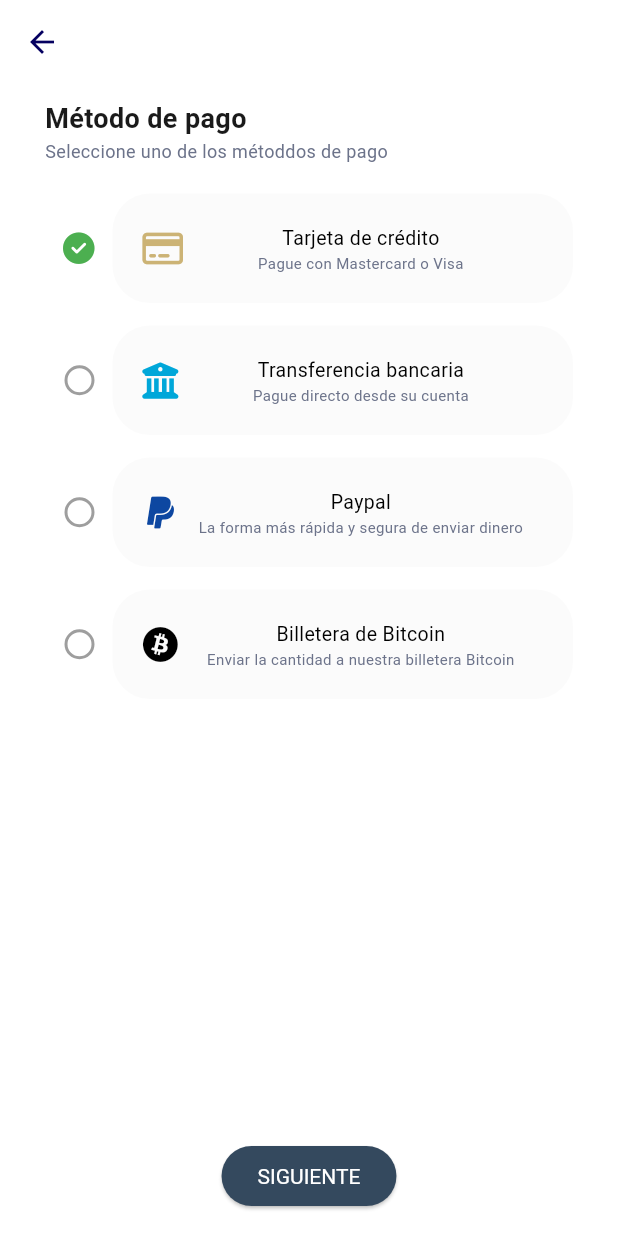
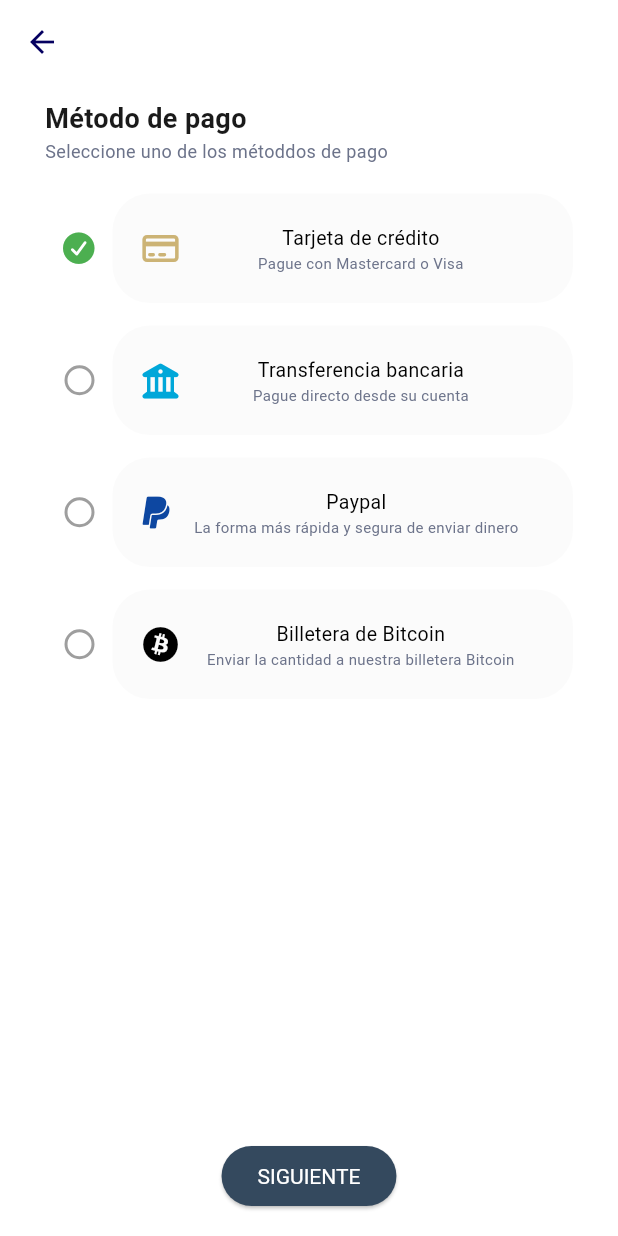
Before and after one commit to jholguer2001/Flutter_Payment, a Flutter app: the screen it shows after launch, on a phone screen of 412 x 824 dp. Run offline on Flutter 3.47's test engine with Material 3 defaults, Android fonts, the phone set to English and light mode, and no system bars; our stand-ins replace font_awesome_flutter, mask_text_input_formatter; Roboto replaces fonts that are missing (Montserrat); project files that could hold a hidden picture were left out.

Commit message:
Descripción de los cambios recientes

```diff
--- a/lib/ui/components/payment_type.dart
+++ b/lib/ui/components/payment_type.dart
@@ -98,7 +98,7 @@ class PaymentMethodWidget extends StatelessWidget{
   Widget getWidgetState(){
     //Si el icono esta seleccionado
     if(value == selectedValue){
-      return (const Icon(
+      return (const FaIcon(
         FontAwesomeIcons.solidCircleCheck,
         color: Colors.green,
         size: 21,
--- a/lib/ui/screens/payment_details_screen.dart
+++ b/lib/ui/screens/payment_details_screen.dart
@@ -47,7 +47,7 @@ class _PaymentDetailsScreenState extends State<PaymentDetailsScreen> {
               const SizedBox(height: 20,),
               Row(
                 children: [
-                  const Icon(FontAwesomeIcons.locationDot),
+                  const FaIcon(FontAwesomeIcons.locationDot),
                   const SizedBox(width: 10),
                   Expanded(
                     child: Container(height: 4,
@@ -58,7 +58,7 @@ class _PaymentDetailsScreenState extends State<PaymentDetailsScreen> {
                     ),
                   ),
                   const SizedBox(height: 10),
-                  const Icon(FontAwesomeIcons.creditCard),
+                  const FaIcon(FontAwesomeIcons.creditCard),
                   const SizedBox(width: 10,),
                   Expanded(
                     child: Container(
--- a/lib/ui/screens/payment_method_screen.dart
+++ b/lib/ui/screens/payment_method_screen.dart
@@ -57,7 +57,7 @@ class _PaymentMethodState extends State<PaymentMethodScreen>{
               const SizedBox(height: 20,),
 
               PaymentMethodWidget(
-                icon: const Icon(
+                icon: const FaIcon(
                   FontAwesomeIcons.creditCard,
                   color: Color(0xffCCB375),
                 ),
@@ -69,7 +69,7 @@ class _PaymentMethodState extends State<PaymentMethodScreen>{
               ),
 
               PaymentMethodWidget(
-                icon: const Icon(
+                icon: const FaIcon(
                   FontAwesomeIcons.buildingColumns,
                   color: Color(0xff00A7D9),
                 ),
@@ -81,7 +81,7 @@ class _PaymentMethodState extends State<PaymentMethodScreen>{
               ),
 
               PaymentMethodWidget(
-                icon: const Icon(
+                icon: const FaIcon(
                   FontAwesomeIcons.paypal,
                   color: Color(0xff0D47A1),
                 ),
@@ -93,7 +93,7 @@ class _PaymentMethodState extends State<PaymentMethodScreen>{
               ),
 
               PaymentMethodWidget(
-                icon: const Icon(
+                icon: const FaIcon(
                   FontAwesomeIcons.bitcoin,
                   color: Color(0xff000000),
                 ),
@@ -227,7 +227,7 @@ class PaymentMethodWidget extends StatelessWidget{
   Widget getWidgetState(){
     //Si el icono esta seleccionado
     if(value == selectedValue){
-      return (const Icon(
+      return (const FaIcon(
         FontAwesomeIcons.solidCircleCheck,
         color: Colors.green,
         size: 21,
--- a/pubspec.yaml
+++ b/pubspec.yaml
@@ -34,7 +34,7 @@ dependencies:
   # The following adds the Cupertino Icons font to your application.
   # Use with the CupertinoIcons class for iOS style icons.
   cupertino_icons: ^1.0.8
-  font_awesome_flutter: ^10.6.0
+  font_awesome_flutter: ^11.0.0
   mask_text_input_formatter: ^2.7.0
 
 dev_dependencies:
```
Also changed, not shown: pubspec.lock, 2 other files.
